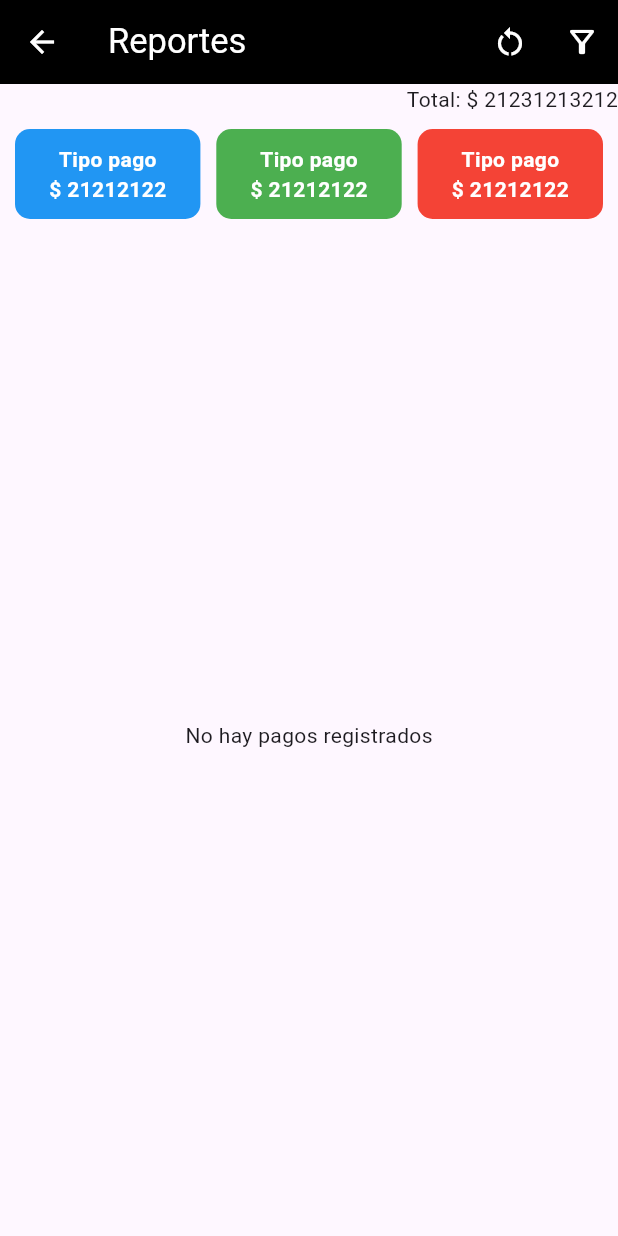
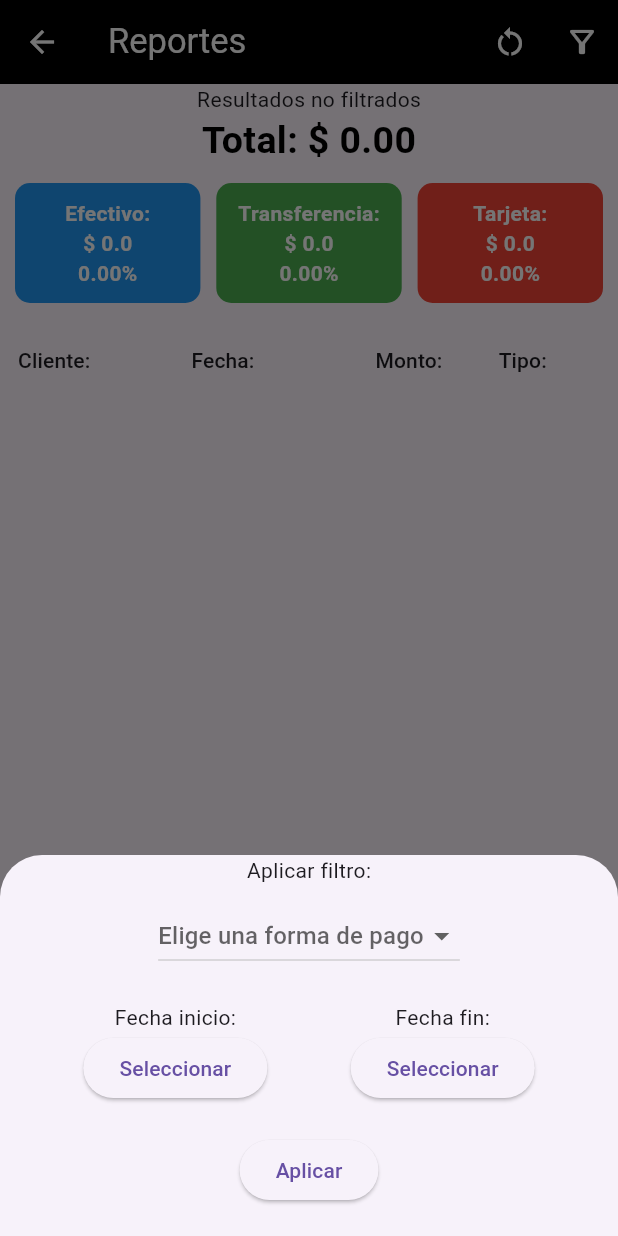
Before and after one commit to BetoCristobal/myGym, a Flutter app: the ReportesScreen screen opened by its route, after a tap on the "filter alt" icon, on a phone screen of 412 x 824 dp. Run offline on Flutter 3.47's test engine with Material 3 defaults, Android fonts, the phone set to English and light mode, and no system bars; drawn by our look-alikes of data_table_2; our stand-ins replace sqflite; accounts and stored records are empty.

Commit message:
Avance ReportesScreen, falta aplicar porcentajes cuando aplicas filtros, y agregar opcion TODOS FORMAS PAGO al filtrar por fecha

```diff
--- /dev/null
+++ b/lib/data/models/reporte_pago_model.dart
@@ -0,0 +1,13 @@
+class ReportePagoModel {
+  final String nombreCliente;
+  final DateTime fechaPago;
+  final double montoPago;
+  final String tipoPago;
+
+  ReportePagoModel({
+    required this.nombreCliente,
+    required this.fechaPago,
+    required this.montoPago,
+    required this.tipoPago,
+  });
+}
--- a/lib/main.dart
+++ b/lib/main.dart
@@ -3,6 +3,7 @@ import 'package:my_gym_oficial/data/repositories/cliente_repository.dart';
 import 'package:my_gym_oficial/data/repositories/pago_repository.dart';
 import 'package:my_gym_oficial/providers/cliente_provider.dart';
 import 'package:my_gym_oficial/providers/pago_provider.dart';
+import 'package:my_gym_oficial/providers/reportes_provider.dart';
 import 'package:my_gym_oficial/providers/toggle_buttons_provider.dart';
 import 'package:my_gym_oficial/views/clientes/clientes_screen.dart';
 import 'package:my_gym_oficial/views/reportes/reportes_screen.dart';
@@ -16,6 +17,7 @@ void main() {
         ChangeNotifierProvider(create: (_) => ToggleButtonsProvider()),
         ChangeNotifierProvider(create: (_) => ClienteProvider(ClienteRepository())),
         ChangeNotifierProvider(create: (_) => PagoProvider(PagoRepository())),
+        ChangeNotifierProvider(create: (_) => ReportesProvider(PagoRepository(), ClienteRepository())),
       ],
       child: MyApp(),
     )
--- /dev/null
+++ b/lib/providers/reportes_provider.dart
@@ -0,0 +1,161 @@
+import 'package:flutter/material.dart';
+import 'package:intl/intl.dart';
+import 'package:my_gym_oficial/data/models/cliente_model.dart';
+import 'package:my_gym_oficial/data/models/reporte_pago_model.dart';
+import 'package:my_gym_oficial/data/repositories/cliente_repository.dart';
+import 'package:my_gym_oficial/data/repositories/pago_repository.dart';
+
+class ReportesProvider extends ChangeNotifier{
+  final PagoRepository pagoRepo;
+  final ClienteRepository clienteRepo;
+
+  ReportesProvider(this.pagoRepo, this.clienteRepo);
+
+  List<ReportePagoModel> _reportes = [];
+  double _sumaTotal = 0;
+  List<ReportePagoModel> _reportesMostrar = [];
+
+  List<ReportePagoModel> _reportesFiltrados = [];
+
+  List<ReportePagoModel> get reportes => _reportes;
+  double get sumaPagos => _sumaTotal;
+  List<ReportePagoModel> get reportesMostrar => _reportesMostrar;
+
+  //---------------variables y geters para reportes----------
+  List<ReportePagoModel> _pagosEfectivo = [];
+  List<ReportePagoModel> _pagosTransferencia = [];
+  List<ReportePagoModel> _pagosTarjeta = [];
+
+  double _totalEfectivo = 0;
+  double _totalTransferencia = 0;
+  double _totalTarjeta = 0;
+
+  double _porcentajeEfectivo = 0;
+  double _porcentajeTransferencia = 0;
+  double _porcentajeTarjeta = 0;
+
+  List<ReportePagoModel> get pagosEfectivo => _pagosEfectivo;
+  List<ReportePagoModel> get pagosTransferencia => _pagosTransferencia;
+  List<ReportePagoModel> get pagosTarjeta => _pagosTarjeta;
+
+  double get totalEfectivo => _totalEfectivo;
+  double get totalTransferencia => _totalTransferencia;
+  double get totalTarjeta => _totalTarjeta;
+
+  double get porcentajeEfectivo => _porcentajeEfectivo;
+  double get porcentajeTransferencia => _porcentajeTransferencia;
+  double get porcentajeTarjeta => _porcentajeTarjeta;
+
+  String? txtFechaInicioFiltro;
+  String? txtFechaFinFiltro;
+
+  //------------CARGAR TODOS REPORTES----------
+
+  Future<void> cargarReportes() async {
+    try {
+      final pagos = await pagoRepo.getPagosTodosOrdenadosById();
+      final clientes = await clienteRepo.getClientes();
+
+      _reportes = pagos.map((pago) {
+        final cliente = clientes.firstWhere(
+          (c) => c.id == pago.idCliente,
+          orElse: () => ClienteModel(
+            nombres: "desconocido",
+            apellidos: "",
+            telefono: "",
+            estatus: ""
+          ),
+        );
+        return ReportePagoModel(
+          nombreCliente: "${cliente.nombres} ${cliente.apellidos}",
+          fechaPago: pago.fechaPago,
+          montoPago: pago.montoPago,
+          tipoPago: pago.tipoPago
+        );
+      }).toList();
+
+      _sumaTotal = pagos.fold(0, (sum, item) => sum + item.montoPago);
+      _reportesMostrar = _reportes;
+      clasificarPagosPorTipo();
+      notifyListeners();
+      print("Se cargaron totdos los reportes");
+
+    } catch(e) {
+      print('❌ Error al cargar reportes: $e');
+    }
+  }
+
+  //----------------------------METODO OBTENER TOTALES Y PORCENTAJES POR TIPO DE PAGO
+  void clasificarPagosPorTipo() {
+    //Limpiar listas
+    _pagosEfectivo = [];
+    _pagosTransferencia = [];
+    _pagosTarjeta = [];
+
+    _totalEfectivo = 0;
+    _totalTransferencia = 0;
+    _totalTarjeta = 0;
+
+    for(var reporte in _reportes) {
+      switch(reporte.tipoPago.toLowerCase()) {
+        case 'efectivo':
+          _pagosEfectivo.add(reporte);
+          _totalEfectivo += reporte.montoPago;
+          break;
+
+        case 'transferencia':
+          _pagosTransferencia.add(reporte);
+          _totalTransferencia += reporte.montoPago;
+          break;
+
+        case 'tarjeta':
+          _pagosTarjeta.add(reporte);
+          _totalTarjeta += reporte.montoPago;
+          break;
+      }
+    }
+
+    if(_sumaTotal > 0) {
+      _porcentajeEfectivo = (_totalEfectivo / _sumaTotal) * 100;
+      _porcentajeTransferencia = (_totalTransferencia / _sumaTotal) * 100;
+      _porcentajeTarjeta = (_totalTarjeta / _sumaTotal) * 100;
+    } else {
+      _porcentajeEfectivo = 0;
+      _porcentajeTransferencia = 0;
+      _porcentajeTarjeta = 0;
+    }
+    notifyListeners();
+  }
+
+  // -------------------------------------FILTRADO POR TIPO PAGO Y FECHAS-------------
+
+  Future<void> cargarReportesFiltrados(String tipoPago, DateTime fechaInicio, DateTime fechaFin) async {
+    try {
+      txtFechaInicioFiltro = DateFormat('dd-MM-yyyy').format(fechaInicio);
+      txtFechaFinFiltro = DateFormat('dd-MM-yyyy').format(fechaFin);
+
+      final tipoPagoFiltrado = tipoPago.toLowerCase();
+
+      _reportesFiltrados = _reportes.where((reporte) {
+        final tipo = reporte.tipoPago.toLowerCase() == tipoPagoFiltrado;
+        final rango = reporte.fechaPago.isAfter(fechaInicio.subtract(Duration(seconds: 1))) &&
+                      reporte.fechaPago.isBefore(fechaFin.add(Duration(days: 1)));
+        return tipo && rango;
+      }).toList();
+
+      _sumaTotal = _reportesFiltrados.fold<double>(0, (suma, item) => suma += item.montoPago);
+
+      _reportesMostrar = _reportesFiltrados;
+      notifyListeners();
+    }catch (e) {
+      print('❌ Error al filtrar reportes: $e');
+    }
+  }
+
+  void reiniciarFiltros() {
+    txtFechaInicioFiltro = null;
+    txtFechaFinFiltro = null;
+    cargarReportes();
+  }
+
+}
--- a/lib/styles/text_styles.dart
+++ b/lib/styles/text_styles.dart
@@ -11,4 +11,10 @@ class TextStyles {
     fontWeight: FontWeight.bold,
     color: Colors.white
   );
+
+  static const TextStyle textoTotal = TextStyle(
+    fontSize: 25,
+    fontWeight: FontWeight.bold,
+    color: Colors.black
+  );
 }
--- a/lib/views/reportes/reportes_screen.dart
+++ b/lib/views/reportes/reportes_screen.dart
@@ -1,7 +1,11 @@
+import 'package:data_table_2/data_table_2.dart';
 import 'package:flutter/material.dart';
 import 'package:intl/intl.dart';
 import 'package:my_gym_oficial/providers/pago_provider.dart';
+import 'package:my_gym_oficial/providers/reportes_provider.dart';
+import 'package:my_gym_oficial/styles/text_styles.dart';
 import 'package:my_gym_oficial/widgets/ClienteScreen/container_total_tipo_pago.dart';
+import 'package:my_gym_oficial/widgets/Reportes%20Screen/form_aplicar_filtros.dart';
 import 'package:provider/provider.dart';
 
 /*
@@ -15,15 +19,26 @@ context no está disponible fuera de build(), por eso la mejor práctica es
 usar StatefulWidget si necesitas hacer alguna inicialización.
 */
 
+class ReportesScreen extends StatefulWidget {
+  ReportesScreen({
+    super.key,
+  });
 
-class ReportesScreen extends StatelessWidget {
-  ReportesScreen({super.key,});
+  @override
+  State<ReportesScreen> createState() => _ReportesScreenState();
+}
+
+class _ReportesScreenState extends State<ReportesScreen> {
+  @override
+  void initState() {
+    super.initState();
+    Provider.of<ReportesProvider>(context, listen: false).reiniciarFiltros();
+    //Provider.of<ReportesProvider>(context, listen: false).cargarReportes();
+  }
 
   @override
   Widget build(BuildContext context) {
-
-    final pagoProvider = Provider.of<PagoProvider>(context, listen: false);
-    pagoProvider.cargarPagosTodosById();
+    final reportesProvider = Provider.of<ReportesProvider>(context);
 
     return Scaffold(
       appBar: AppBar(
@@ -32,23 +47,27 @@ class ReportesScreen extends StatelessWidget {
         backgroundColor: Colors.black,
         iconTheme: IconThemeData(color: Colors.white),
         actions: [
-          IconButton(
-            onPressed: () {},
-            icon: Icon(Icons.restart_alt)
+          IconButton(onPressed: () {
+            Provider.of<ReportesProvider>(context, listen: false).reiniciarFiltros();}, icon: Icon(Icons.restart_alt)
           ),
-
-          IconButton(
-            onPressed: () {},
-            icon: Icon(Icons.filter_alt_outlined)
-          )
+          IconButton(onPressed: () {
+            showModalBottomSheet(
+              context: context,
+              builder: (BuildContext context) {
+                return FormAplicarFiltros();
+              }
+            );
+          }, icon: Icon(Icons.filter_alt_outlined))
         ],
       ),
       body: Column(
-        crossAxisAlignment: CrossAxisAlignment.end,
+              //crossAxisAlignment: CrossAxisAlignment.end,
               children: [
-
                 //Texto TOTAL - FECHAS - TIPO PAGO
-          Text("Total: \$ 21231213212"),
+                Text(reportesProvider.txtFechaInicioFiltro == null
+                  ? "Resultados no filtrados"
+                  : "Del ${reportesProvider.txtFechaInicioFiltro} al ${reportesProvider.txtFechaFinFiltro}"),
+                Text("Total: \$ ${reportesProvider.sumaPagos.toStringAsFixed(2)}", style: TextStyles.textoTotal,),
 
                 // TOTALES POR TIPO DE PAGO
                 Padding(
@@ -56,57 +75,56 @@ class ReportesScreen extends StatelessWidget {
                   child: Row(
                     mainAxisAlignment: MainAxisAlignment.spaceBetween,
                     children: [
-                ContainerTotalTipoPago(colorFondo: Colors.blue,),
-                ContainerTotalTipoPago(colorFondo: Colors.green,),
-                ContainerTotalTipoPago(colorFondo: Colors.red,),
+                      ContainerTotalTipoPago(
+                        tipoPago: "Efectivo",
+                        totalPorTipo: reportesProvider.totalEfectivo,
+                        porcentaje: reportesProvider.porcentajeEfectivo,
+                        colorFondo: Colors.blue,
+                      ),
+                      ContainerTotalTipoPago(
+                        tipoPago: "Transferencia",
+                        totalPorTipo: reportesProvider.totalTransferencia,
+                        porcentaje: reportesProvider.porcentajeTransferencia,
+                        colorFondo: Colors.green,
+                      ),
+                      ContainerTotalTipoPago(
+                        tipoPago: "Tarjeta",
+                        totalPorTipo: reportesProvider.totalTarjeta,
+                        porcentaje: reportesProvider.porcentajeTarjeta,
+                        colorFondo: Colors.red,
+                      ),
                     ],
                   ),
                 ),
 
-          //LISTVIEW PAGOS
                 Expanded(
-            child: Consumer<PagoProvider>(
-              builder: (context, pagoProvider, _) {
-                if(pagoProvider.pagos.isEmpty) {
-                  return const Center(child: Text("No hay pagos registrados"),);
-                }
+                  child: DataTable2(
+                    columnSpacing: 10,
+                    horizontalMargin: 12,
+                    minWidth: 450,
+                    columns: [
+                      //DataColumn(label: Text("#")),
+                      DataColumn2(label: Text("Cliente:")),
+                      DataColumn2(label: Text("Fecha:"), ),
+                      DataColumn2(label: Text("Monto:"), size: ColumnSize.S),
+                      DataColumn2(label: Text("Tipo:"),),
+                    ],
+                    rows: reportesProvider.reportesMostrar.map((reporte) {
 
-                return ListView.builder(
-                  itemCount: pagoProvider.pagos.length,
-                  itemBuilder: (context, index) {
-
-                    //OBTENEMOS EL NUMERO DE PAGO QUE SE MUESTRA EN #
-                    int numeroPago = pagoProvider.pagos.length - index;
-
-                    final pago = pagoProvider.pagos[index];
-                    String txtFechaPago = DateFormat("dd-MM-yyyy").format(pago.fechaPago);
-
-                    return Row(
-                      mainAxisAlignment: MainAxisAlignment.spaceEvenly,
-                      children: [
-                        //#
-                        Text(("$numeroPago")),
-
-                        //FECHA PAGO
-                        Text(txtFechaPago),
-
-                        //MONTO
-                        Text((pago.montoPago).toString()),
-
-                        //TIPO PAGO
-                        Text(pago.tipoPago),
-
-                        //NOMBRES CLIENTE
-                        Text("Pedro Alberto"),
-                      ],
+                      final txtFechaPago = DateFormat("dd-MM-yyyy").format(reporte.fechaPago);
+                      return DataRow(
+                        cells: [
+                          DataCell(Text("${reporte.nombreCliente}")),
+                          DataCell(Text("${txtFechaPago}")),
+                          DataCell(Text("\$${reporte.montoPago}")),
+                          DataCell(Text("${reporte.tipoPago}")),
+                        ]
                       );
-                  },
-                );
-              }
+                    }).toList()
                   ),
                 ),
-        ],
-      ),
+              ]
+            )
     );
   }
 }
--- a/lib/widgets/ClienteScreen/PopUpMenu/alert_dialog_ver_informacion.dart
+++ b/lib/widgets/ClienteScreen/PopUpMenu/alert_dialog_ver_informacion.dart
@@ -7,6 +7,12 @@ void alertDialogVerInformacion(BuildContext context, ClienteModel cliente) {
     builder: (BuildContext context) {
       return AlertDialog(
         title: Text("${cliente.nombres} ${cliente.apellidos}"),
+        content: Column(
+          mainAxisSize: MainAxisSize.min,
+          children: [
+            Text("Teléfono: ${cliente.telefono}")
+          ],
+        ),
       );
     }
   );
--- a/lib/widgets/ClienteScreen/PopUpMenu/form_agregar_editar_pago.dart
+++ b/lib/widgets/ClienteScreen/PopUpMenu/form_agregar_editar_pago.dart
@@ -149,11 +149,13 @@ final clienteProvider = Provider.of<ClienteProvider>(context, listen: false);
                   margin: EdgeInsets.only(top: 10, bottom: 20),
                   child: ElevatedButton(
                     onPressed: () async {
-                      int diasRestantes = calcularDiasRestantes(fechaProximoPago!);
-                      String estatus = asignarEstatus(diasRestantes, widget.idCliente);
+
 
                       if(formKeyPagos.currentState!.validate() && fechaPago != null && fechaProximoPago != null && valorDropDownButton != null) {
                         final pagoProvider = Provider.of<PagoProvider>(context, listen: false);
+                        int diasRestantes = calcularDiasRestantes(fechaProximoPago!);
+                         String estatus = asignarEstatus(diasRestantes, widget.idCliente);
+
                         if(widget.estaEditando == false) {
                           await pagoProvider.agregarPago(
                             widget.idCliente,
--- a/lib/widgets/ClienteScreen/container_total_tipo_pago.dart
+++ b/lib/widgets/ClienteScreen/container_total_tipo_pago.dart
@@ -1,9 +1,12 @@
 import 'package:flutter/material.dart';
 
 class ContainerTotalTipoPago extends StatelessWidget {
+  final String tipoPago;
+  final double totalPorTipo;
+  final double porcentaje;
   final Color colorFondo;
 
-  ContainerTotalTipoPago({super.key, required this.colorFondo});
+  ContainerTotalTipoPago({super.key, required this.tipoPago, required this.totalPorTipo, required this.porcentaje, required this.colorFondo});
 
   @override
   Widget build(BuildContext context) {
@@ -16,8 +19,9 @@ class ContainerTotalTipoPago extends StatelessWidget {
             ),
             child: Column(
               children: [
-                Text("Tipo pago", style: TextStyle(color: Colors.white, fontWeight: FontWeight.bold),),
-                Text("\$ 21212122", style: TextStyle(color: Colors.white, fontWeight: FontWeight.bold),)
+                Text("$tipoPago:", style: TextStyle(color: Colors.white, fontWeight: FontWeight.bold),),
+                Text("\$ $totalPorTipo", style: TextStyle(color: Colors.white, fontWeight: FontWeight.bold),),
+                Text("${porcentaje.toStringAsFixed(2)}%", style: TextStyle(color: Colors.white, fontWeight: FontWeight.bold),)
               ],
             ),
           );
--- /dev/null
+++ b/lib/widgets/Reportes Screen/form_aplicar_filtros.dart
@@ -0,0 +1,132 @@
+import 'package:flutter/material.dart';
+import 'package:intl/intl.dart';
+import 'package:my_gym_oficial/providers/reportes_provider.dart';
+import 'package:my_gym_oficial/utils/seleccionar_fecha.dart';
+import 'package:provider/provider.dart';
+
+class FormAplicarFiltros extends StatefulWidget {
+  const FormAplicarFiltros({super.key});
+
+  @override
+  State<FormAplicarFiltros> createState() => _FormAplicarFiltrosState();
+}
+
+class _FormAplicarFiltrosState extends State<FormAplicarFiltros> {
+
+  final GlobalKey<FormState> formFiltro = GlobalKey<FormState>();
+
+  final List<String> options = ['Efectivo', 'Tarjeta', 'Transferencia'];
+  String? valorDropDownButton;
+
+  DateTime? fechaInicio;
+  String txtFechaInicio = "Seleccionar";
+  DateTime? fechaFin;
+  String txtFechaFin = "Seleccionar";
+
+  @override
+  Widget build(BuildContext context) {
+    return IntrinsicHeight(
+      child: Padding(
+        padding: EdgeInsets.only(bottom: MediaQuery.of(context).viewInsets.bottom),
+        child: Form(
+          key: formFiltro,
+          child: Column(
+            children: [
+              Text("Aplicar filtro:"),
+
+              //LISTA DROPDOWN
+              Container(
+                margin: EdgeInsets.symmetric(vertical: 10),
+                child: DropdownButton<String>(
+                  hint: Text("Elige una forma de pago"),
+                  value: valorDropDownButton,
+                  items: options.map((String option) {
+                    return DropdownMenuItem(
+                      value: option,
+                      child: Text(option)
+                    );
+                  }).toList(),
+                  onChanged: (String? newValue) {
+                    setState(() {
+                      valorDropDownButton = newValue;
+                    });
+                  }
+                ),
+              ),
+
+              //FECHAS
+              Container(
+                margin: EdgeInsets.symmetric(vertical: 10),
+                child: Row(
+                  mainAxisAlignment: MainAxisAlignment.spaceEvenly,
+                  children: [
+                    //FECHA INICIO
+                    Column(
+                      children: [
+                        Text("Fecha inicio:"),
+                        ElevatedButton(
+                          onPressed: () async {
+                            fechaInicio = await seleccionarFecha(context);
+                            if(fechaInicio != null) {
+                              setState(() {
+                                txtFechaInicio = DateFormat('dd-MM-yyyy').format(fechaInicio!);
+                              });
+                            }
+                          },
+                          child: Text(txtFechaInicio)
+                        )
+                      ],
+                    ),
+
+                    //FECHA FIN
+                    Column(
+                      children: [
+                        Text("Fecha fin:"),
+                        ElevatedButton(
+                          onPressed: () async {
+                            fechaFin = await seleccionarFecha(context);
+                            if(fechaFin != null) {
+                              setState(() {
+                                txtFechaFin = DateFormat('dd-MM-yyyy').format(fechaFin!);
+                              });
+                            }
+                          },
+                          child: Text(txtFechaFin)
+                        )
+                      ],
+                    )
+                  ],
+                ),
+              ),
+
+              //BOTON APLICAR
+              Container(
+                margin: EdgeInsets.only(top: 10, bottom: 20),
+                child: ElevatedButton(
+                  onPressed: () {
+                    if(fechaInicio != null && fechaFin != null && valorDropDownButton != null) {
+                      print("FILTROS APLICADOS");
+                      Provider.of<ReportesProvider>(context, listen: false).cargarReportesFiltrados(valorDropDownButton!, fechaInicio!, fechaFin!);
+                      Navigator.pop(context);
+                    } else {
+                      showDialog(
+                        context: context,
+                        builder: (BuildContext context) {
+                          return AlertDialog(
+                            title: Text("Advertencia"),
+                            content: Text("Debe seleccionar los campos para aplicar filtro."),
+                          );
+                        }
+                      );
+                    }
+                  },
+                  child: Text("Aplicar")
+                ),
+              )
+            ],
+          ),
+        ),
+      ),
+    );
+  }
+}
--- a/pubspec.yaml
+++ b/pubspec.yaml
@@ -7,6 +7,7 @@ environment:
   sdk: ^3.6.2
 
 dependencies:
+  data_table_2: ^2.6.0
   flutter:
     sdk: flutter
   intl: ^0.20.2
```
Also changed, not shown: pubspec.lock. Lines whose indentation alone changed are shown as unchanged.
